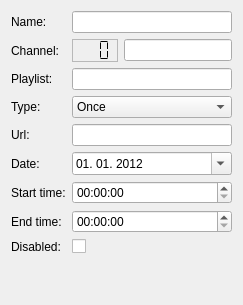
The window that src/ui/recorder/TimersEditorWidget.ui (ntadej/tano) describes before a commit, drawn with Qt 5.
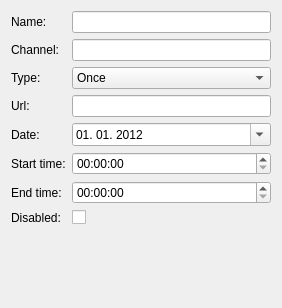
The same window after the commit. Icons and pictures are not drawn.

```diff
--- a/src/ui/recorder/TimersEditorWidget.ui
+++ b/src/ui/recorder/TimersEditorWidget.ui
@@ -2,6 +2,14 @@
 <ui version="4.0">
  <class>TimersEditorWidget</class>
  <widget class="QWidget" name="TimersEditorWidget">
+  <property name="geometry">
+   <rect>
+    <x>0</x>
+    <y>0</y>
+    <width>282</width>
+    <height>308</height>
+   </rect>
+  </property>
   <property name="windowTitle">
    <string>Timers</string>
   </property>
@@ -26,7 +34,7 @@
    <item row="0" column="2" colspan="2">
     <widget class="QLineEdit" name="editName"/>
    </item>
-   <item row="1" column="1">
+   <item row="2" column="1">
     <widget class="QLabel" name="labelChannel">
      <property name="sizePolicy">
       <sizepolicy hsizetype="Maximum" vsizetype="Preferred">
@@ -39,60 +47,7 @@
      </property>
     </widget>
    </item>
-   <item row="1" column="2" colspan="2">
-    <layout class="QHBoxLayout" name="layoutChannel">
-     <item>
-      <widget class="QLCDNumber" name="editNum">
-       <property name="maximumSize">
-        <size>
-         <width>16777215</width>
-         <height>32</height>
-        </size>
-       </property>
-       <property name="frameShape">
-        <enum>QFrame::StyledPanel</enum>
-       </property>
-       <property name="lineWidth">
-        <number>0</number>
-       </property>
-       <property name="numDigits">
-        <number>3</number>
-       </property>
-       <property name="segmentStyle">
-        <enum>QLCDNumber::Flat</enum>
-       </property>
-      </widget>
-     </item>
-     <item>
-      <widget class="QLineEdit" name="editChannel">
-       <property name="readOnly">
-        <bool>true</bool>
-       </property>
-      </widget>
-     </item>
-    </layout>
-   </item>
-   <item row="2" column="1">
-    <widget class="QLabel" name="labelPlaylist">
-     <property name="sizePolicy">
-      <sizepolicy hsizetype="Maximum" vsizetype="Preferred">
-       <horstretch>0</horstretch>
-       <verstretch>0</verstretch>
-      </sizepolicy>
-     </property>
-     <property name="text">
-      <string>Playlist:</string>
-     </property>
-    </widget>
-   </item>
-   <item row="2" column="2" colspan="2">
-    <widget class="QLineEdit" name="editPlaylist">
-     <property name="readOnly">
-      <bool>true</bool>
-     </property>
-    </widget>
-   </item>
-   <item row="3" column="1">
+   <item row="4" column="1">
     <widget class="QLabel" name="labelType">
      <property name="sizePolicy">
       <sizepolicy hsizetype="Maximum" vsizetype="Preferred">
@@ -105,7 +60,7 @@
      </property>
     </widget>
    </item>
-   <item row="3" column="2" colspan="2">
+   <item row="4" column="2" colspan="2">
     <widget class="QComboBox" name="editType">
      <item>
       <property name="text">
@@ -129,7 +84,7 @@
      </item>
     </widget>
    </item>
-   <item row="4" column="1">
+   <item row="5" column="1">
     <widget class="QLabel" name="labelUrl">
      <property name="sizePolicy">
       <sizepolicy hsizetype="Maximum" vsizetype="Preferred">
@@ -142,14 +97,14 @@
      </property>
     </widget>
    </item>
-   <item row="4" column="2" colspan="2">
-    <widget class="QLineEdit" name="editUrl">
-     <property name="readOnly">
-      <bool>true</bool>
-     </property>
-    </widget>
-   </item>
    <item row="5" column="2" colspan="2">
+    <widget class="QLineEdit" name="editUrl">
+     <property name="readOnly">
+      <bool>true</bool>
+     </property>
+    </widget>
+   </item>
+   <item row="6" column="2" colspan="2">
     <widget class="QDateEdit" name="editDate">
      <property name="date">
       <date>
@@ -166,10 +121,10 @@
      </property>
     </widget>
    </item>
-   <item row="7" column="2" colspan="2">
+   <item row="8" column="2" colspan="2">
     <widget class="QTimeEdit" name="editStartTime"/>
    </item>
-   <item row="5" column="1">
+   <item row="6" column="1">
     <widget class="QLabel" name="labelDate">
      <property name="sizePolicy">
       <sizepolicy hsizetype="Maximum" vsizetype="Preferred">
@@ -182,7 +137,7 @@
      </property>
     </widget>
    </item>
-   <item row="7" column="1">
+   <item row="8" column="1">
     <widget class="QLabel" name="labelStartTime">
      <property name="sizePolicy">
       <sizepolicy hsizetype="Maximum" vsizetype="Preferred">
@@ -195,7 +150,7 @@
      </property>
     </widget>
    </item>
-   <item row="8" column="1">
+   <item row="9" column="1">
     <widget class="QLabel" name="labelEndTime">
      <property name="sizePolicy">
       <sizepolicy hsizetype="Maximum" vsizetype="Preferred">
@@ -208,10 +163,10 @@
      </property>
     </widget>
    </item>
-   <item row="8" column="2" colspan="2">
+   <item row="9" column="2" colspan="2">
     <widget class="QTimeEdit" name="editEndTime"/>
    </item>
-   <item row="9" column="1">
+   <item row="10" column="1">
     <widget class="QLabel" name="labelDisabled">
      <property name="sizePolicy">
       <sizepolicy hsizetype="Maximum" vsizetype="Preferred">
@@ -224,10 +179,10 @@
      </property>
     </widget>
    </item>
-   <item row="9" column="2" colspan="2">
+   <item row="10" column="2" colspan="2">
     <widget class="QCheckBox" name="checkBoxDisabled"/>
    </item>
-   <item row="10" column="1" colspan="3">
+   <item row="11" column="1" colspan="3">
     <spacer name="verticalSpacer">
      <property name="orientation">
       <enum>Qt::Vertical</enum>
@@ -240,6 +195,13 @@
      </property>
     </spacer>
    </item>
+   <item row="2" column="2" colspan="2">
+    <widget class="QLineEdit" name="editChannel">
+     <property name="readOnly">
+      <bool>true</bool>
+     </property>
+    </widget>
+   </item>
   </layout>
   <action name="actionNew">
    <property name="icon">
```
